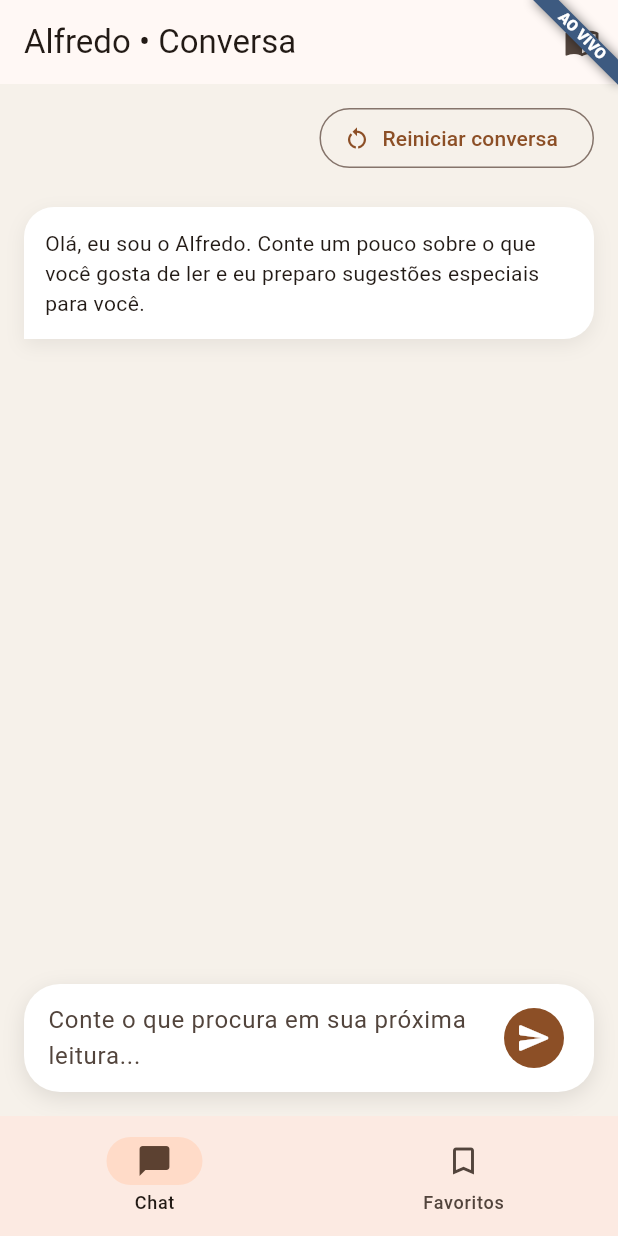
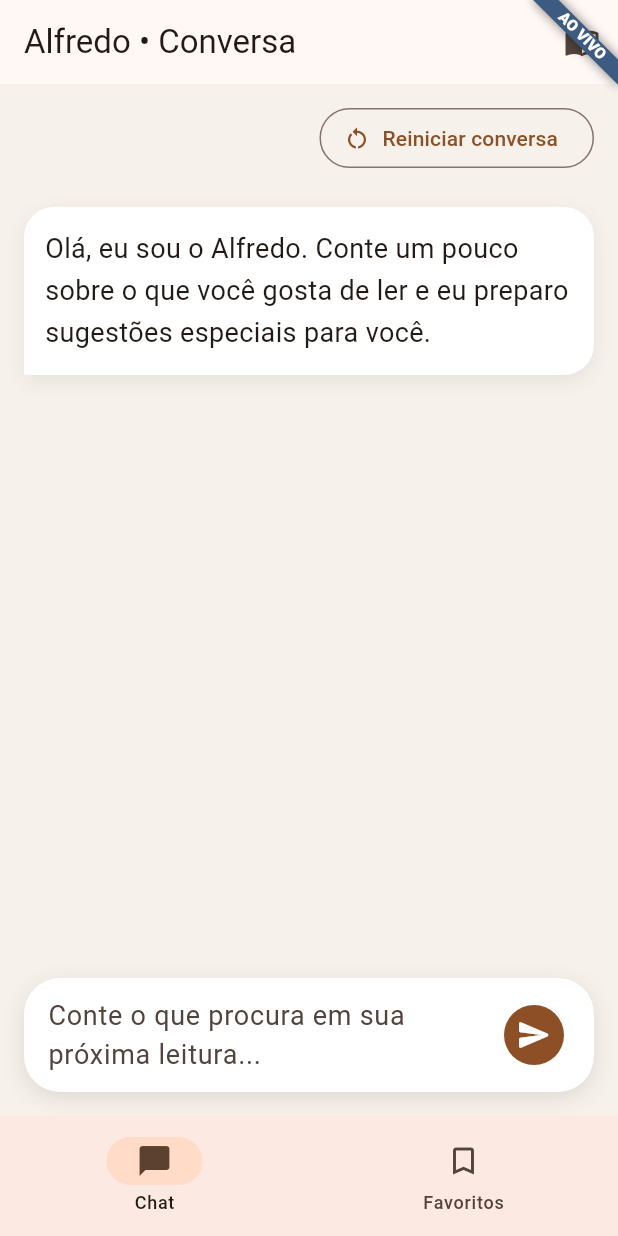
Before and after one commit to Parisoca/senac-ia-alfredo, a Flutter app: the screen it shows after launch, on a phone screen of 412 x 824 dp. Run offline on Flutter 3.47's test engine with Material 3 defaults, Android fonts, the phone set to English and light mode, and no system bars; our stand-ins replace hive, hive_flutter; accounts and stored records are empty.

Commit message:
bigger fonts

```diff
--- a/lib/screens/chat_screen.dart
+++ b/lib/screens/chat_screen.dart
@@ -185,7 +185,10 @@ class _ChatScreenState extends State<ChatScreen> {
       valueListenable: LocalStorageService.listenable(),
       builder: (context, _, __) {
         final savedIds = LocalStorageService.bookmarkIds;
-        return Column(
+        return SafeArea(
+          top: false,
+          bottom: true,
+          child: Column(
             children: [
               Padding(
                 padding: const EdgeInsets.fromLTRB(16, 12, 16, 0),
@@ -242,6 +245,7 @@ class _ChatScreenState extends State<ChatScreen> {
                 isSending: _isSending,
               ),
             ],
+          ),
         );
       },
     );
@@ -262,9 +266,7 @@ class _Composer extends StatelessWidget {
   @override
   Widget build(BuildContext context) {
     final theme = Theme.of(context);
-    return SafeArea(
-      top: false,
-      child: Container(
+    return Container(
       margin: const EdgeInsets.fromLTRB(16, 0, 16, 16),
       padding: const EdgeInsets.symmetric(horizontal: 16, vertical: 12),
       decoration: BoxDecoration(
@@ -287,8 +289,10 @@ class _Composer extends StatelessWidget {
               minLines: 1,
               maxLines: 4,
               onSubmitted: (_) => onSend(),
+              style: const TextStyle(fontSize: 18, height: 1.45),
               decoration: const InputDecoration.collapsed(
                 hintText: 'Conte o que procura em sua próxima leitura...',
+                hintStyle: TextStyle(fontSize: 18, height: 1.45),
               ),
             ),
           ),
@@ -308,7 +312,6 @@ class _Composer extends StatelessWidget {
                   icon: const Icon(Icons.send_rounded),
                 ),
         ],
-        ),
       ),
     );
   }
@@ -338,7 +341,7 @@ class _UserBubble extends StatelessWidget {
         ),
         child: Text(
           text,
-          style: const TextStyle(color: Colors.white, height: 1.35),
+          style: const TextStyle(color: Colors.white, fontSize: 18, height: 1.5),
         ),
       ),
     );
@@ -398,7 +401,10 @@ class _AssistantReply extends StatelessWidget {
     if ((entry.text ?? '').isNotEmpty) {
       widgets.add(
         _AssistantBubble(
-          child: Text(entry.text!.trim()),
+          child: Text(
+            entry.text!.trim(),
+            style: const TextStyle(fontSize: 18, height: 1.55),
+          ),
         ),
       );
     }
@@ -424,7 +430,10 @@ class _AssistantReply extends StatelessWidget {
 
     if (widgets.isEmpty) {
       return _AssistantBubble(
-        child: Text('Estou aqui para ajudar com novas leituras.'),
+        child: const Text(
+          'Estou aqui para ajudar com novas leituras.',
+          style: TextStyle(fontSize: 18, height: 1.55),
+        ),
       );
     }
 
```
Lines whose indentation alone changed are shown as unchanged.
